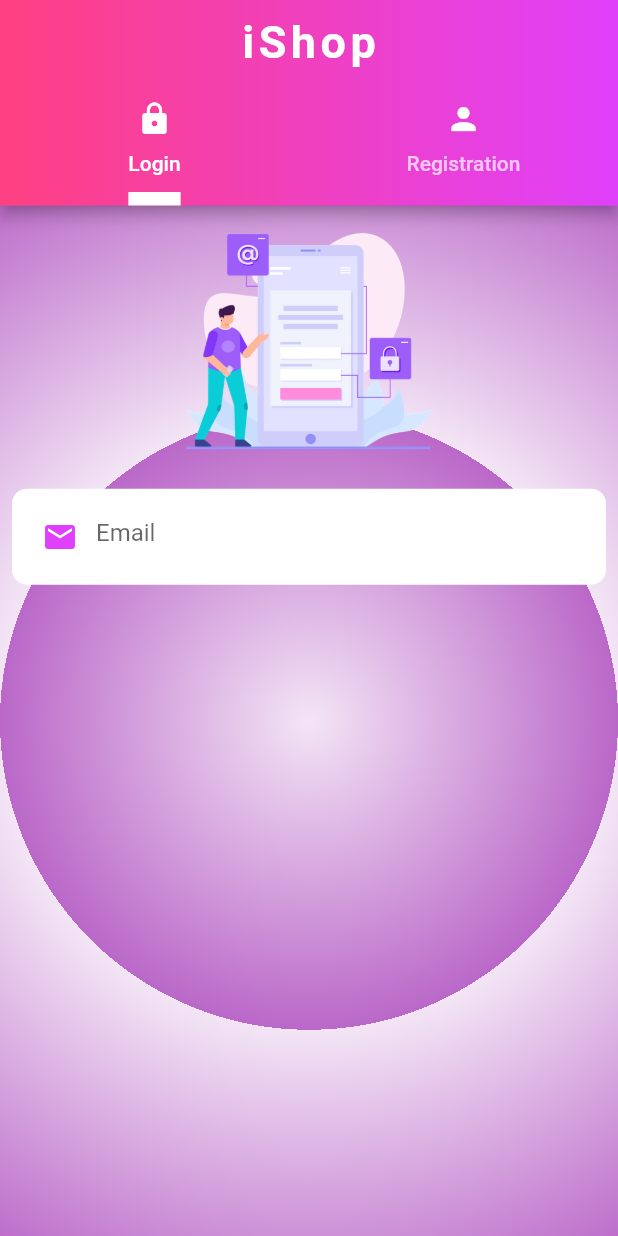
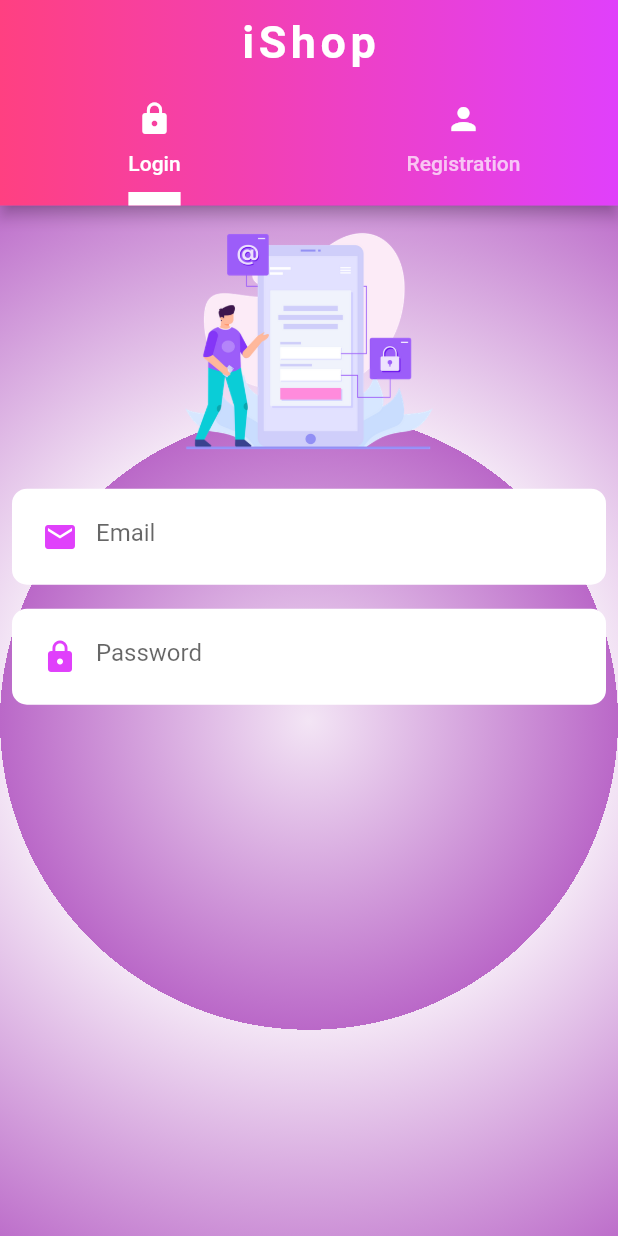
Before and after one commit to Devsaci/amazonwebadminotif_v2, a Flutter app: the screen it shows after launch, on a phone screen of 412 x 824 dp. Run offline on Flutter 3.47's test engine with Material 2 defaults, Android fonts, the phone set to English and light mode, and no system bars.

Commit message:
CustomTextField passwordTextEditingController

```diff
--- a/lib/authScreens/login_tab_page.dart
+++ b/lib/authScreens/login_tab_page.dart
@@ -13,6 +13,7 @@ class LoginTabPage extends StatefulWidget {
 class _LoginTabPageState extends State<LoginTabPage> {
   GlobalKey<FormState> formKey = GlobalKey<FormState>();
   TextEditingController emailTextEditingController = TextEditingController();
+  TextEditingController passwordTextEditingController = TextEditingController();
 
   @override
   Widget build(BuildContext context) {
@@ -37,6 +38,13 @@ class _LoginTabPageState extends State<LoginTabPage> {
                 isObsecre: false,
                 enabled: true,
               ),
+              CustomTextField(
+                enabled: true,
+                hintText: "Password",
+                iconData: Icons.lock,
+                isObsecre: true,
+                textEditingController: passwordTextEditingController,
+              ),
             ],
           ),
         ),
```
